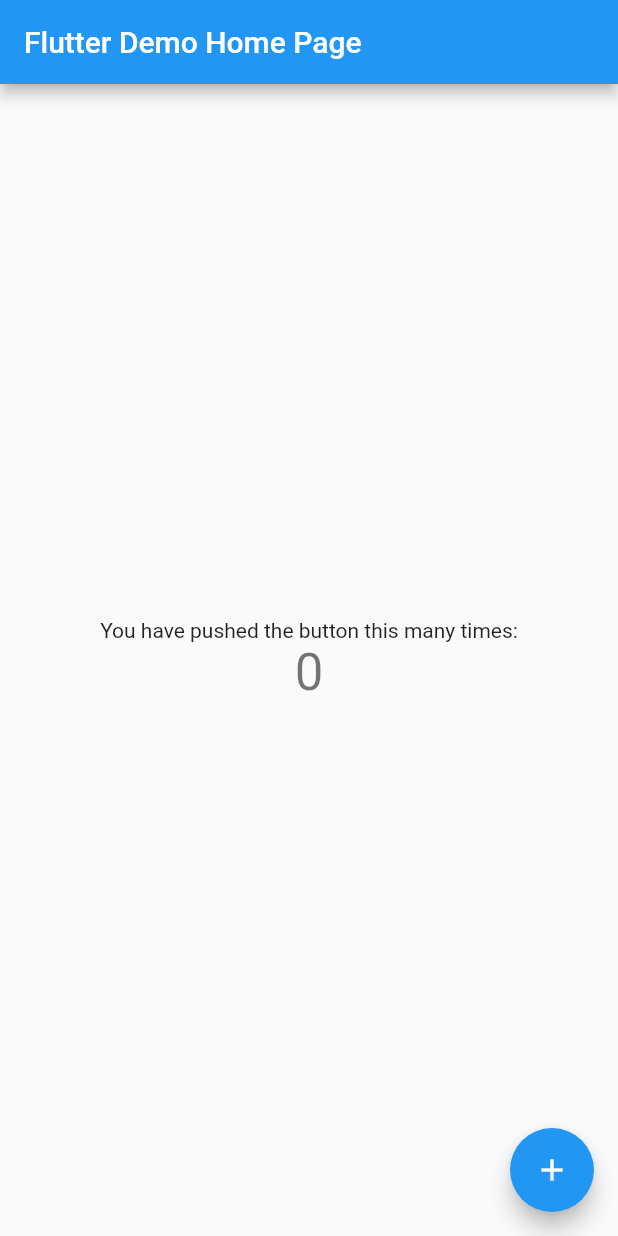
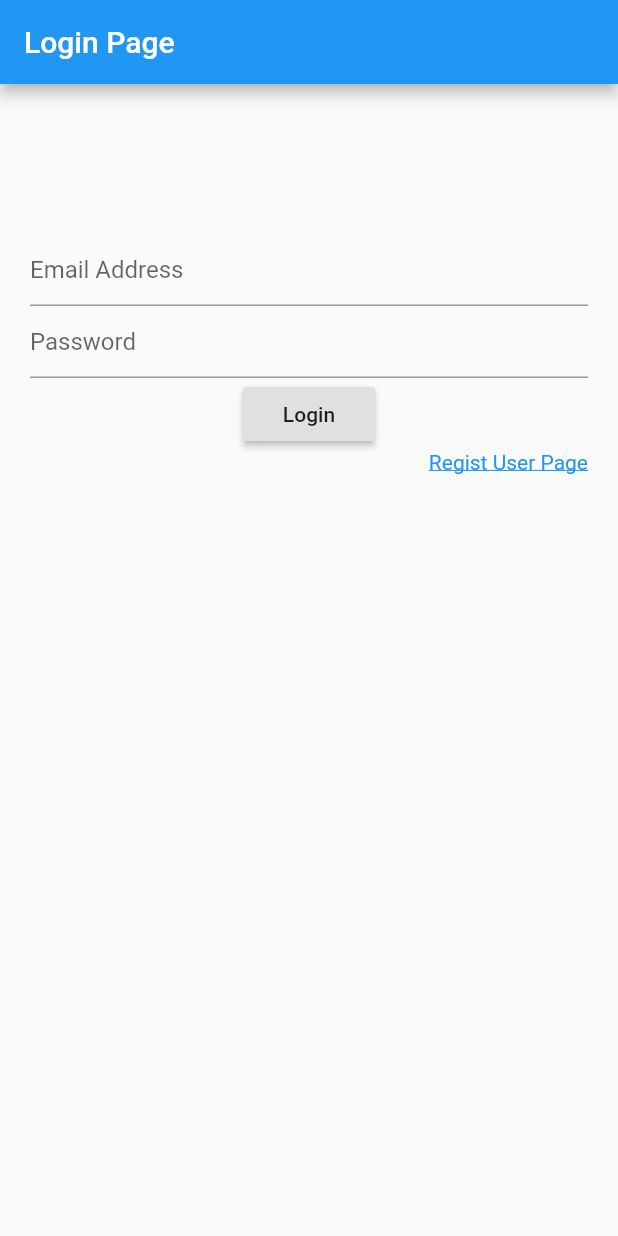
Before and after one commit to kyorohiro/mokumoku03, a Flutter app: the screen it shows after launch, on a phone screen of 412 x 824 dp. Run offline on Flutter 3.47's test engine with Material 2 defaults, Android fonts, the phone set to English and light mode, and no system bars; missing offline and left inert: firebase; accounts and stored records are empty.

Commit message:
save point ..

```diff
--- /dev/null
+++ b/myapp/lib/loginpage.dart
@@ -0,0 +1,82 @@
+import 'package:flutter/material.dart';
+import './login.dart';
+
+var LABEL_LOGIN_PAGE = "Login Page";
+
+class LoginPage extends StatelessWidget {
+  @override
+  Widget build(BuildContext context) {
+    var emailController = TextEditingController();
+    var passwordController = TextEditingController();
+
+    var formItemSet = (BuildContext context) {
+      return Column(
+        children: [
+          Container(height: 80,),
+          TextFormField(
+            controller: emailController ,
+            decoration: InputDecoration(
+              hintText: "Email Address"
+            ),
+          ),
+          TextFormField(
+            controller: passwordController,
+            obscureText: true,
+            decoration: InputDecoration(
+              hintText: "Password"
+            ),
+          ),
+          RaisedButton(
+            child: Text("Login"),
+            onPressed: () async {
+              print("on pressed");
+              print(emailController.text);
+              print(passwordController.text);
+              var email = emailController.text;
+              var pass = passwordController.text;
+              try {
+                await loginAtFirebase(email, pass);
+              } catch(e) {
+                if(e is LoginErrorMessage) {
+                  Scaffold.of(context).showSnackBar(SnackBar(content: Text("${e.message}")));
+                } else {
+                  Scaffold.of(context).showSnackBar(SnackBar(content: Text("${e}")));
+                }
+              }
+            }),
+            Container(
+              alignment: Alignment.bottomRight,
+              width: double.infinity,
+              child:  GestureDetector(
+                  child:
+                    Text("Regist User Page",
+                      style: TextStyle(decoration: TextDecoration.underline, color:Colors.blue),
+                    ),
+                  onTap: (){
+                    print("regist page btn");
+                    Navigator.pushNamed(context, "/regist");
+                  },
+                )
+            )
+
+        ],
+      );
+    };
+    return Scaffold(
+      appBar: AppBar(title: Text(LABEL_LOGIN_PAGE),),
+      body: Builder(builder: (context) {
+          return
+          Center(child:
+            Container(
+              constraints: BoxConstraints(
+                maxWidth: 400,
+              ),
+              margin: EdgeInsets.all(20),
+              child: Form(child: formItemSet(context))
+              )
+            );
+        }
+      )
+    );
+  }
+}
--- a/myapp/lib/main.dart
+++ b/myapp/lib/main.dart
@@ -1,117 +1,54 @@
 import 'package:flutter/material.dart';
+import 'package:myapp/reigstpage.dart';
+import './login.dart';
+import './loginpage.dart';
+
+var LABEL_LOGIN_PAGE = "Login Page";
 
 void main() {
-  runApp(MyApp());
+  setupFirebase();
+  runApp(
+    MaterialApp(
+      routes: <String, WidgetBuilder>{
+        "/login": (context) => LoginPage(),
+        "/regist":(context) => RegistPage(),
+      },
+      home: LoginPage()
+    )
+  );
 }
 
-class MyApp extends StatelessWidget {
-  // This widget is the root of your application.
+class LoginPage_ extends StatelessWidget {
   @override
   Widget build(BuildContext context) {
-    return MaterialApp(
-      title: 'Flutter Demo',
-      theme: ThemeData(
-        // This is the theme of your application.
-        //
-        // Try running your application with "flutter run". You'll see the
-        // application has a blue toolbar. Then, without quitting the app, try
-        // changing the primarySwatch below to Colors.green and then invoke
-        // "hot reload" (press "r" in the console where you ran "flutter run",
-        // or simply save your changes to "hot reload" in a Flutter IDE).
-        // Notice that the counter didn't reset back to zero; the application
-        // is not restarted.
-        primarySwatch: Colors.blue,
-        // This makes the visual density adapt to the platform that you run
-        // the app on. For desktop platforms, the controls will be smaller and
-        // closer together (more dense) than on mobile platforms.
-        visualDensity: VisualDensity.adaptivePlatformDensity,
-      ),
-      home: MyHomePage(title: 'Flutter Demo Home Page'),
+    return Container(
+      child: Text("Hello"),
     );
   }
 }
 
-class MyHomePage extends StatefulWidget {
-  MyHomePage({Key key, this.title}) : super(key: key);
 
-  // This widget is the home page of your application. It is stateful, meaning
-  // that it has a State object (defined below) that contains fields that affect
-  // how it looks.
 
-  // This class is the configuration for the state. It holds the values (in this
-  // case the title) provided by the parent (in this case the App widget) and
-  // used by the build method of the State. Fields in a Widget subclass are
-  // always marked "final".
 
-  final String title;
-
-  @override
-  _MyHomePageState createState() => _MyHomePageState();
-}
-
-class _MyHomePageState extends State<MyHomePage> {
-  int _counter = 0;
-
-  void _incrementCounter() {
-    setState(() {
-      // This call to setState tells the Flutter framework that something has
-      // changed in this State, which causes it to rerun the build method below
-      // so that the display can reflect the updated values. If we changed
-      // _counter without calling setState(), then the build method would not be
-      // called again, and so nothing would appear to happen.
-      _counter++;
-    });
-  }
-
-  @override
-  Widget build(BuildContext context) {
-    // This method is rerun every time setState is called, for instance as done
-    // by the _incrementCounter method above.
-    //
-    // The Flutter framework has been optimized to make rerunning build methods
-    // fast, so that you can just rebuild anything that needs updating rather
-    // than having to individually change instances of widgets.
-    return Scaffold(
-      appBar: AppBar(
-        // Here we take the value from the MyHomePage object that was created by
-        // the App.build method, and use it to set our appbar title.
-        title: Text(widget.title),
-      ),
-      body: Center(
-        // Center is a layout widget. It takes a single child and positions it
-        // in the middle of the parent.
-        child: Column(
-          // Column is also a layout widget. It takes a list of children and
-          // arranges them vertically. By default, it sizes itself to fit its
-          // children horizontally, and tries to be as tall as its parent.
-          //
-          // Invoke "debug painting" (press "p" in the console, choose the
-          // "Toggle Debug Paint" action from the Flutter Inspector in Android
-          // Studio, or the "Toggle Debug Paint" command in Visual Studio Code)
-          // to see the wireframe for each widget.
-          //
-          // Column has various properties to control how it sizes itself and
-          // how it positions its children. Here we use mainAxisAlignment to
-          // center the children vertically; the main axis here is the vertical
-          // axis because Columns are vertical (the cross axis would be
-          // horizontal).
-          mainAxisAlignment: MainAxisAlignment.center,
-          children: <Widget>[
-            Text(
-              'You have pushed the button this many times:',
-            ),
-            Text(
-              '$_counter',
-              style: Theme.of(context).textTheme.headline4,
-            ),
-          ],
-        ),
-      ),
-      floatingActionButton: FloatingActionButton(
-        onPressed: _incrementCounter,
-        tooltip: 'Increment',
-        child: Icon(Icons.add),
-      ), // This trailing comma makes auto-formatting nicer for build methods.
-    );
-  }
-}
+////
+////<!-- The core Firebase JS SDK is always required and must be listed first -->
+////<script src="https://www.gstatic.com/firebasejs/7.21.0/firebase-app.js"></script>
+////
+////<!-- TODO: Add SDKs for Firebase products that you want to use
+////     https://firebase.google.com/docs/web/setup#available-libraries -->
+////
+////<script>
+////  // Your web app's Firebase configuration
+////  var firebaseConfig = {
+////    apiKey: "AIzaSyBiMJJy4UT5wXDmuGAuIpH3LDf9xfJN-KM",
+////    authDomain: "mokumoku00003.firebaseapp.com",
+////    databaseURL: "https://mokumoku00003.firebaseio.com",
+////    projectId: "mokumoku00003",
+////    storageBucket: "mokumoku00003.appspot.com",
+////    messagingSenderId: "1011491025362",
+////    appId: "1:1011491025362:web:bbee4b2beb78920450980b"
+////  };
+////  // Initialize Firebase
+////  firebase.initializeApp(firebaseConfig);
+////</script>
+///
--- a/myapp/pubspec.yaml
+++ b/myapp/pubspec.yaml
@@ -23,7 +23,7 @@
 dependencies:
   flutter:
     sdk: flutter
-
+  firebase: 7.3.0
 
   # The following adds the Cupertino Icons font to your application.
   # Use with the CupertinoIcons class for iOS style icons.
```
Also changed, not shown: myapp/lib/login.dart (added, +56 -0 lines), myapp/lib/reigstpage.dart (added, +82 -0 lines), myapp/pubspec.lock, 2 other files.
